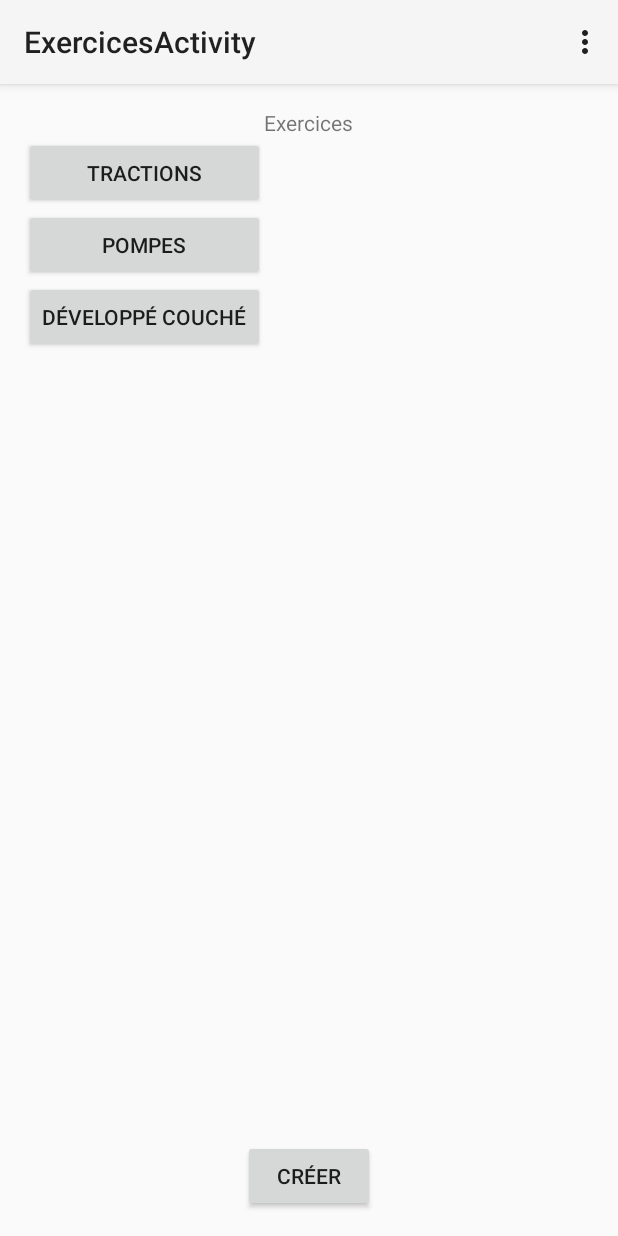
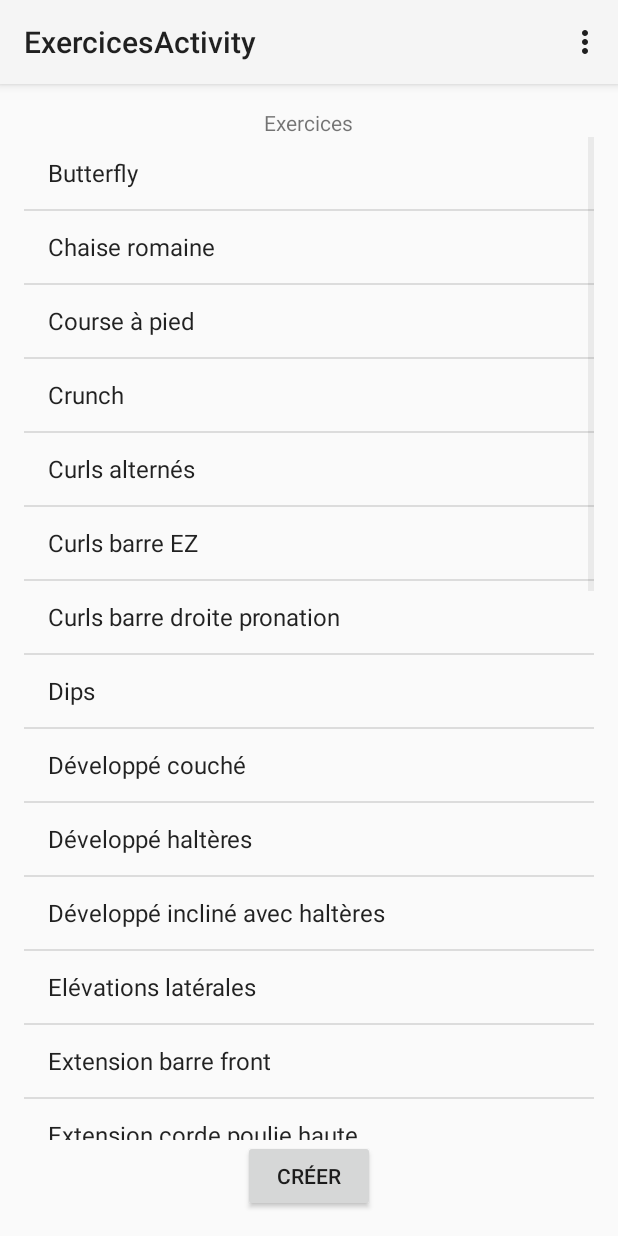
Before and after one commit to Snake4100/Muscu, an Android app: the LesTypesExercicesActivity screen opened directly, with no data from a screen before it, on a phone screen of 412 x 824 dp. Run offline under Robolectric (Android 15) with nearby library versions, the phone set to English and light mode, and no system bars.

Commit message:
Tri typeExercice + vue list type exercices

```diff
--- a/app/src/main/java/com/muscu/benjamin/muscu/AcceuilActivity.java
+++ b/app/src/main/java/com/muscu/benjamin/muscu/AcceuilActivity.java
@@ -17,10 +17,18 @@ public class AcceuilActivity extends Activity {
         super.onCreate(savedInstanceState);
         setContentView(R.layout.activity_acceuil);
 
-        final Button button = (Button) findViewById(R.id.button_mesSeances);
-        button.setOnClickListener(new View.OnClickListener() {
+        Button button_mesSeances = (Button) findViewById(R.id.button_mesSeances);
+        button_mesSeances.setOnClickListener(new View.OnClickListener() {
             public void onClick(View v) {
                 Intent intent = new Intent(AcceuilActivity.this, com.muscu.benjamin.muscu.MesSeancesActivity.class);
+                startActivity(intent);
+            }
+        });
+
+        Button button_exercices = (Button) findViewById(R.id.button_exercices);
+        button_exercices.setOnClickListener(new View.OnClickListener() {
+            public void onClick(View v) {
+                Intent intent = new Intent(AcceuilActivity.this, LesTypesExercicesActivity.class);
                 startActivity(intent);
             }
         });
--- a/app/src/main/java/com/muscu/benjamin/muscu/DAO/TypeExerciceDAO.java
+++ b/app/src/main/java/com/muscu/benjamin/muscu/DAO/TypeExerciceDAO.java
@@ -39,7 +39,7 @@ public class TypeExerciceDAO extends DAOBase {
     public List<TypeExercice> getAll(){
         List<TypeExercice> lesExercices = new ArrayList<TypeExercice>();
 
-        Cursor c = mDb.rawQuery("select id,nom,categorie,zones,description,temps_repos from TypeExercice",new String[]{});
+        Cursor c = mDb.rawQuery("select id,nom,categorie,zones,description,temps_repos from TypeExercice order by nom",new String[]{});
 
 
         //on parcours la liste
--- a/app/src/main/java/com/muscu/benjamin/muscu/LesTypesExercicesActivity.java
+++ b/app/src/main/java/com/muscu/benjamin/muscu/LesTypesExercicesActivity.java
@@ -5,43 +5,54 @@ import android.os.Bundle;
 import android.view.Menu;
 import android.view.MenuItem;
 import android.view.View;
+import android.widget.AdapterView;
+import android.widget.ArrayAdapter;
 import android.widget.Button;
+import android.widget.ListView;
 import android.widget.TableLayout;
 import android.widget.TableRow;
 
+import com.muscu.benjamin.muscu.DAO.TypeExerciceDAO;
 import com.muscu.benjamin.muscu.Entity.TypeExercice;
+
+import java.util.ArrayList;
 
 
 public class LesTypesExercicesActivity extends Activity {
+    ArrayAdapter<TypeExercice> typeExerciceArrayAdapter;
+    TypeExerciceDAO daoTypeExercice;
 
     @Override
     protected void onCreate(Bundle savedInstanceState) {
         super.onCreate(savedInstanceState);
         setContentView(R.layout.activity_les_types_exercices);
 
-        TableLayout tableLayout = (TableLayout) findViewById(R.id.TableListeExercice);
-        for (final TypeExercice exercice : donneesTest.getTypesExercices()) {
-            Button bouton = new Button(this);
-            bouton.setText(exercice.getNom());
+        this.daoTypeExercice = new TypeExerciceDAO(this.getBaseContext());
+        this.daoTypeExercice.open();
 
+        ListView listExercices = (ListView) findViewById(R.id.listView_exercices);
+        this.typeExerciceArrayAdapter = new ArrayAdapter<TypeExercice>(this, android.R.layout.simple_list_item_1, new ArrayList<TypeExercice>());
+        listExercices.setAdapter(this.typeExerciceArrayAdapter);
+        listExercices.setOnItemClickListener(new AdapterView.OnItemClickListener() {
+            @Override
+            public void onItemClick(AdapterView<?> parent, View view, int position, long id) {
 
-            bouton.setOnClickListener(new View.OnClickListener() {
-                public void onClick(View v) {
-                    /*Intent intent = new Intent(LesExercicesActivity.this, com.muscu.benjamin.muscu.ExerciceActivity.class);
-                    startActivity(intent);*/
-                    finish();
-                }
-            });
+            }
+        });
 
-            //on crée la ligne
-            TableRow ligne = new TableRow(this);
-            //on ajoute le bouton à la ligne
-            ligne.addView(bouton);
-            //on ajoute la ligne au tableau
-            tableLayout.addView(ligne);
+    }
 
-        }
+    @Override
+    protected void onResume() {
+        super.onResume();
 
+        this.miseAjoursListeTypeExercice();
+    }
+
+    private void miseAjoursListeTypeExercice()
+    {
+        this.typeExerciceArrayAdapter.clear();
+        this.typeExerciceArrayAdapter.addAll(this.daoTypeExercice.getAll());
     }
 
 
--- a/app/src/main/res/layout/activity_les_types_exercices.xml
+++ b/app/src/main/res/layout/activity_les_types_exercices.xml
@@ -12,25 +12,6 @@
         android:layout_alignParentTop="true"
         android:layout_centerHorizontal="true" />
 
-    <ScrollView
-        android:layout_width="wrap_content"
-        android:layout_height="wrap_content"
-        android:id="@+id/scrollView2"
-        android:fillViewport="false"
-        android:layout_toEndOf="@+id/exercice_textview"
-        android:layout_below="@+id/exercice_textview"
-        android:layout_alignParentLeft="true"
-        android:layout_alignParentStart="true"
-        android:layout_above="@+id/button"
-        android:layout_alignParentRight="true"
-        android:layout_alignParentEnd="true">
-
-        <TableLayout
-            android:layout_width="fill_parent"
-            android:layout_height="fill_parent"
-            android:id="@+id/TableListeExercice"></TableLayout>
-    </ScrollView>
-
     <Button
         android:layout_width="wrap_content"
         android:layout_height="wrap_content"
@@ -39,4 +20,12 @@
         android:layout_alignParentBottom="true"
         android:layout_centerHorizontal="true" />
 
+    <ListView
+        android:layout_width="wrap_content"
+        android:layout_height="wrap_content"
+        android:id="@+id/listView_exercices"
+        android:layout_centerHorizontal="true"
+        android:layout_below="@+id/exercice_textview"
+        android:layout_above="@+id/button" />
+
 </RelativeLayout>
```
